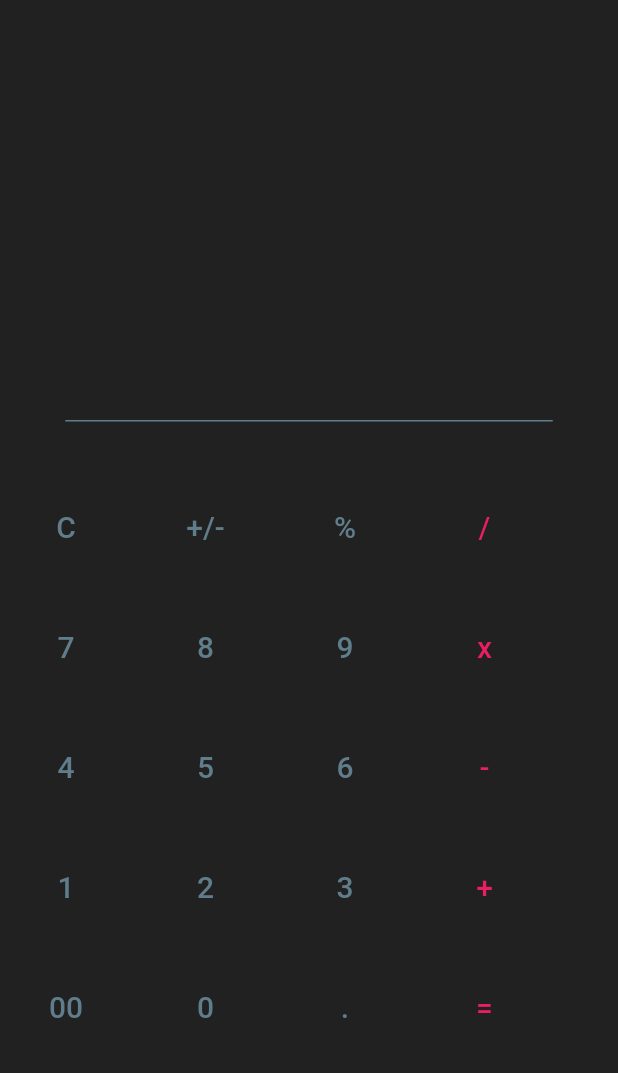
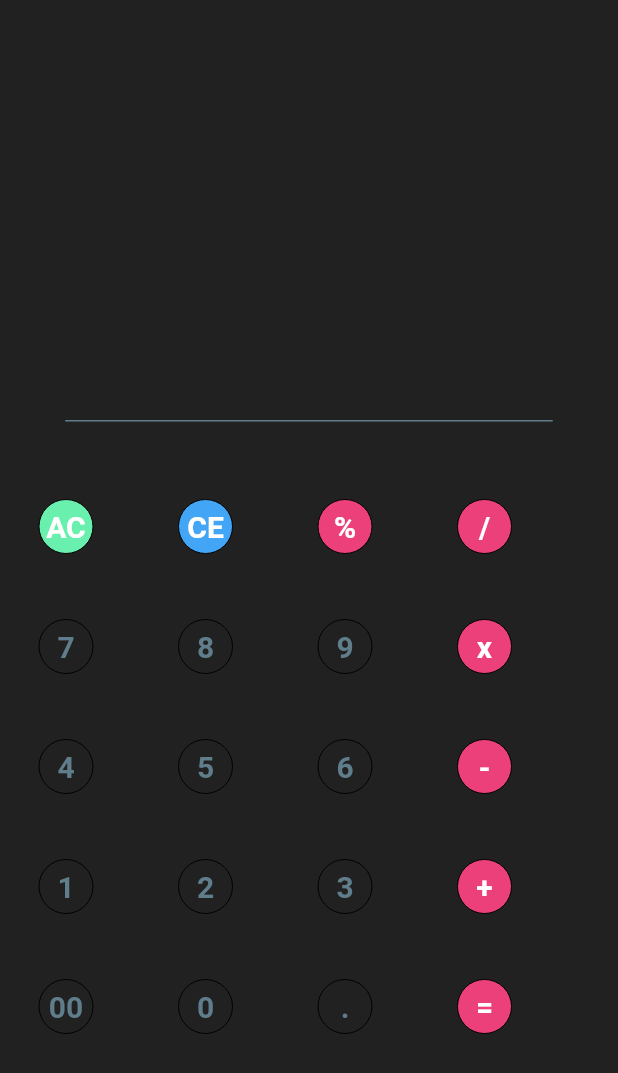
Before and after one commit to khadkabindu/TheCalculatorApp, a Flutter app: the screen it shows after launch, on a phone screen of 412 x 824 dp. Shown: the top 1073 px of the screen. Run offline on Flutter 3.47's test engine with Material 2 defaults, Android fonts, the phone set to English and light mode, and no system bars; our stand-ins replace math_expressions.

Commit message:
added colors to operators

```diff
--- a/lib/main.dart
+++ b/lib/main.dart
@@ -28,17 +28,19 @@ class _MyHomePageState extends State<MyHomePage> {
     });
   }
 
-  calculateResult(String result){
-     setState(() {
-       print(result.split(""));
-     });
+  bool operator (String x,){
+    if(x == '%' || x == '/' || x == '-'|| x =='+' || x == 'x' || x == '=' || x == '-/+'|| x=='AC'|| x=='CE' ){
+      return true;
+    }
+    return false;
 
   }
 
-  void equalPressed(){
+
+  void onEqualPressed(){
 
     String finalQuestion = userQuestion;
-    finalQuestion =finalQuestion.replaceAll('x', '*');
+    finalQuestion = finalQuestion.replaceAll('x', '*');
     Parser p = Parser();
     Expression exp = p.parse(finalQuestion);
     ContextModel cm = ContextModel();
@@ -49,55 +51,62 @@ class _MyHomePageState extends State<MyHomePage> {
     return Row(
       children: <Widget>[
         FlatButton(
+          color: operator(text1)? Colors.greenAccent: Colors.grey[900],
           onPressed: (){
-            if((text1)== 'C'){
+            if((text1)== 'AC'){
               buttonPressed(userQuestion='');
               buttonPressed(userAnswer = '');
-            }else{
+            }
+            else{
               buttonPressed(text1);
             }
           },
           child: Text(
             '$text1',
-            style: TextStyle(color: Colors.blueGrey, fontSize: 20.0),
+            style: TextStyle(color: operator(text1)? Colors.white : Colors.blueGrey,fontWeight: FontWeight.bold,fontSize: 20.0),
           ),
+          shape: CircleBorder(side: BorderSide(width: 0.0)),
         ),
         SizedBox(
           height: 80.0,
           width: 5.0,
         ),
         FlatButton(
+          color: operator(text2)? Colors.blue[400] : Colors.grey[900],
           onPressed: () {
             buttonPressed(text2);
           },
           child: Text(
             '$text2',
-            style: TextStyle(color: Colors.blueGrey, fontSize: 20.0),
+            style: TextStyle(color: operator(text2)? Colors.white : Colors.blueGrey,fontWeight: FontWeight.bold,fontSize: 20.0),
           ),
+          shape: CircleBorder(side: BorderSide(width: 0.0)),
         ),
         SizedBox(
           height: 80.0,
           width: 5.0,
         ),
         FlatButton(
+          color: operator(text3)? Colors.pink[400] : Colors.grey[900],
           onPressed: () {
             buttonPressed(text3);
           },
           child: Text(
             '$text3',
-            style: TextStyle(color: Colors.blueGrey, fontSize: 20.0),
+            style: TextStyle(color: operator(text3)? Colors.white : Colors.blueGrey,fontWeight: FontWeight.bold,fontSize: 20.0),
           ),
+          shape: CircleBorder(side: BorderSide(width: 0.0)),
         ),
         SizedBox(
           height: 80.0,
           width: 5.0,
         ),
-
         FlatButton(
+          color: Colors.pink[400],
           onPressed: () {
             if(text4 == '='){
               setState(() {
-                equalPressed();
+                onEqualPressed();
               });
             }
             else {
@@ -106,8 +115,10 @@ class _MyHomePageState extends State<MyHomePage> {
           },
           child: Text(
             '$text4',
-            style: TextStyle(color: Colors.pink, fontSize: 20.0),
+            style: TextStyle(color: operator(text4)? Colors.white : Colors.blueGrey, fontWeight: FontWeight.bold,fontSize: 20.0),
           ),
+          shape: CircleBorder(side: BorderSide(width: 0.0)),
+
         ),
       ],
     );
@@ -163,7 +174,7 @@ class _MyHomePageState extends State<MyHomePage> {
           ),
           Column(
             children: <Widget>[
-              buildButton(text1: 'C', text2: '+/-', text3: '%', text4: '/'),
+              buildButton(text1: 'AC', text2: 'CE', text3: '%', text4: '/'),
               buildButton(text1: '7', text2: '8', text3: '9', text4: 'x'),
               buildButton(text1: '4', text2: '5', text3: '6', text4: '-'),
               buildButton(text1: '1', text2: '2', text3: '3', text4: '+'),
```
